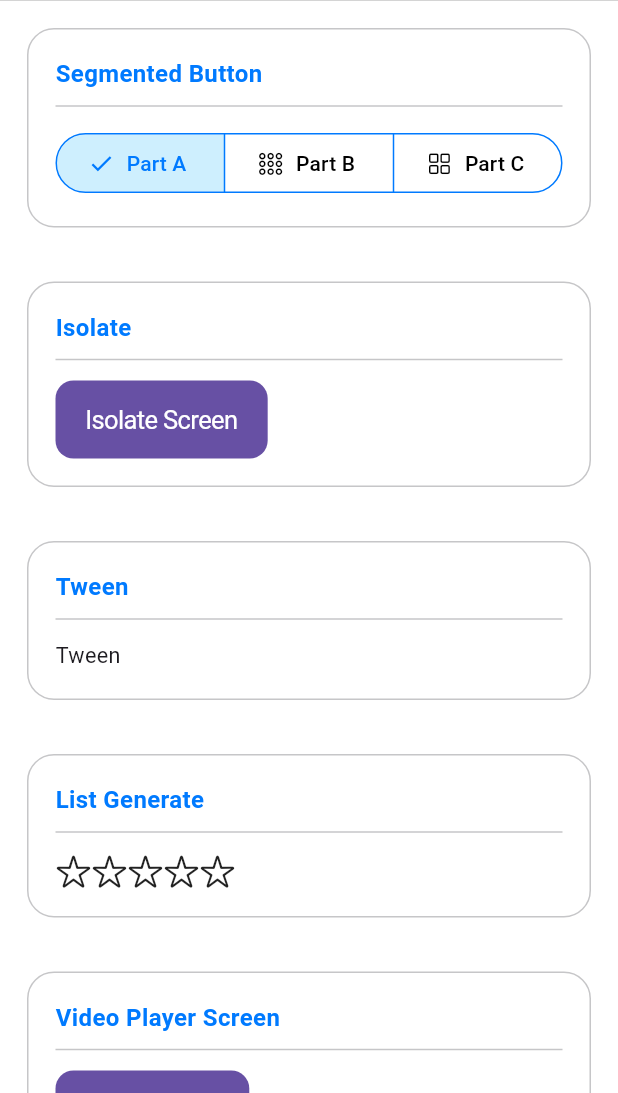
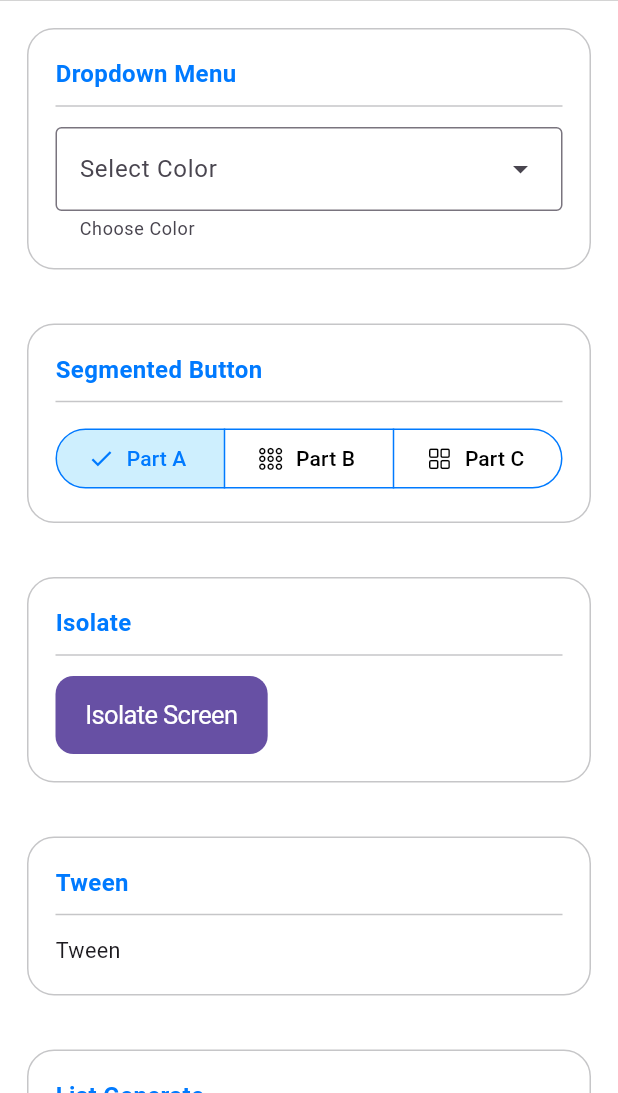
Before and after one commit to darshanpatellr/widget_of_week, a Flutter app: the screen it shows after launch, on a phone screen of 412 x 824 dp, the part 143-1236 px from its top. Run offline on Flutter 3.47's test engine with Material 3 defaults, Android fonts, the phone set to English and light mode, and no system bars; our stand-ins replace video_player.

Commit message:
feat: Add DropdownMenu example.
This commit introduces a `DropdownMenu` widget to the main screen to demonstrate its usage for selecting a theme color.

- Adds a new `_dropdownMenu` method to create and configure the `DropdownMenu`.
- Includes features like filtering, helper text, and a label.
- Manages state to update a `_themeColorDropDown` variable when a color is selected.
- Integrates the new widget into the `SliverList` on the home screen.
- Renames `segmentedButton` to `_segmentedButton` for consistency.

```diff
--- a/lib/main.dart
+++ b/lib/main.dart
@@ -67,7 +67,8 @@ class _HomeScreenState extends State<HomeScreen>
             CupertinoSliverNavigationBar(largeTitle: Text("Cupertino")),
             SliverList(
               delegate: SliverChildListDelegate([
-                segmentedButton(),
+                _dropdownMenu(),
+                _segmentedButton(),
                 _isolate(),
                 _tween(),
                 _listGenerate(),
@@ -89,6 +90,37 @@ class _HomeScreenState extends State<HomeScreen>
     );
   }
 
+  /// ---------- Dropdown Menu ---------- ///
+
+  late Color _themeColorDropDown;
+
+  Widget _dropdownMenu() {
+    return ReusableContainer(
+      title: "Dropdown Menu",
+      widget: DropdownMenu(
+        width: double.infinity,
+        enableFilter: true,
+        requestFocusOnTap: true,
+        helperText: "Choose Color",
+        label: Text("Select Color"),
+        dropdownMenuEntries: <DropdownMenuEntry<Color>>[
+          DropdownMenuEntry(value: Colors.red, label: "Red"),
+          DropdownMenuEntry(value: Colors.green, label: "Green"),
+          DropdownMenuEntry(value: Colors.blue, label: "Blue"),
+          DropdownMenuEntry(value: Colors.yellow, label: "Yellow"),
+          DropdownMenuEntry(value: Colors.purple, label: "Purple"),
+        ],
+        onSelected: (color) {
+          if (color != null) {
+            setState(() {
+              _themeColorDropDown = color;
+            });
+          }
+        },
+      ),
+    );
+  }
+
   /// ---------- Segmented Button ---------- ///
 
   Set<String> _selectedSegment = {'Part A'};
@@ -99,7 +131,7 @@ class _HomeScreenState extends State<HomeScreen>
     });
   }
 
-  Widget segmentedButton() {
+  Widget _segmentedButton() {
     return ReusableContainer(
       title: "Segmented Button",
       widget: SizedBox(
@@ -112,8 +144,10 @@ class _HomeScreenState extends State<HomeScreen>
             backgroundColor: CupertinoColors.white,
             foregroundColor: CupertinoColors.black,
             selectedForegroundColor: CupertinoColors.activeBlue,
-            selectedBackgroundColor: CupertinoColors.systemTeal.withValues(alpha: 0.3),
-            side: BorderSide(color: CupertinoColors.activeBlue)
+            selectedBackgroundColor: CupertinoColors.systemTeal.withValues(
+              alpha: 0.3,
+            ),
+            side: BorderSide(color: CupertinoColors.activeBlue),
           ),
           segments: <ButtonSegment<String>>[
             ButtonSegment<String>(
```
